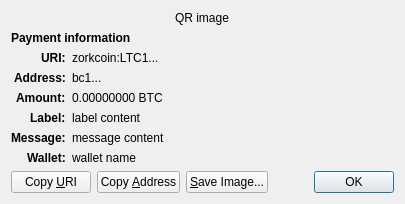
Above: src/qt/forms/receiverequestdialog.ui from ZorkNetwork/zorkcoin before the change. Below: the same form after it.
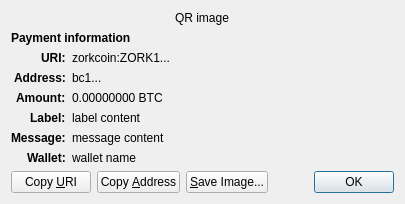
That is the form after the change. Custom widgets are drawn as their Qt base class.

```diff
--- a/src/qt/forms/receiverequestdialog.ui
+++ b/src/qt/forms/receiverequestdialog.ui
@@ -65,7 +65,7 @@
    <item row="2" column="1" alignment="Qt::AlignTop">
     <widget class="QLabel" name="uri_content">
      <property name="text">
-      <string notr="true">zorkcoin:LTC1...</string>
+      <string notr="true">zorkcoin:ZORK1...</string>
      </property>
      <property name="textFormat">
       <enum>Qt::RichText</enum>
```
